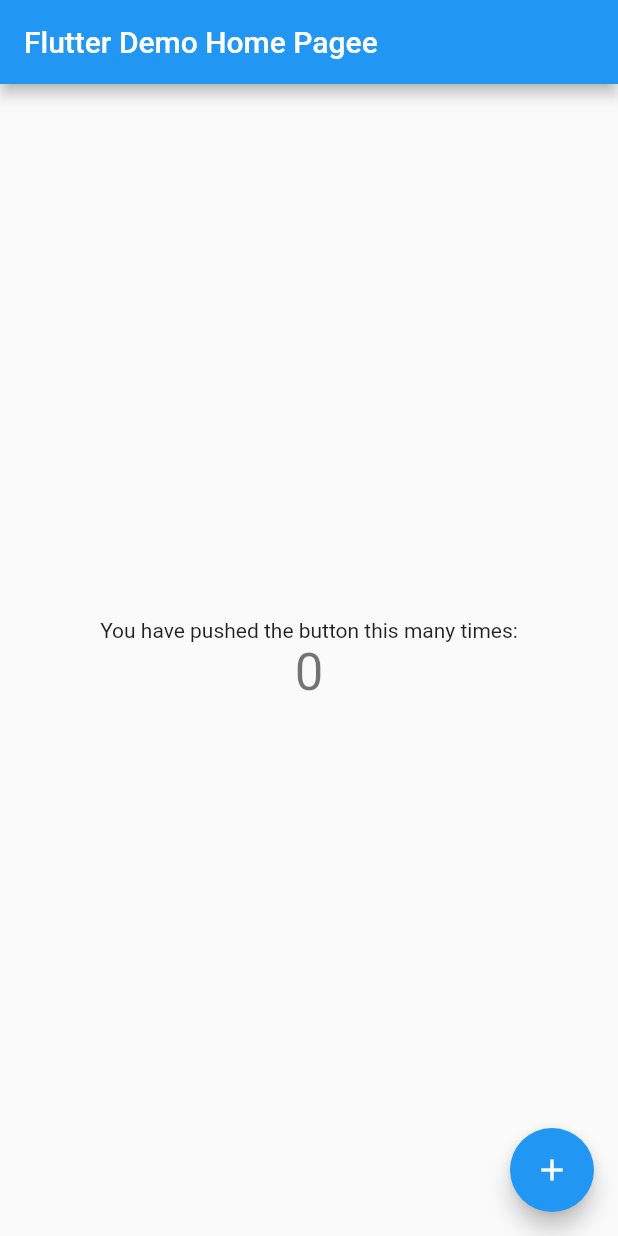
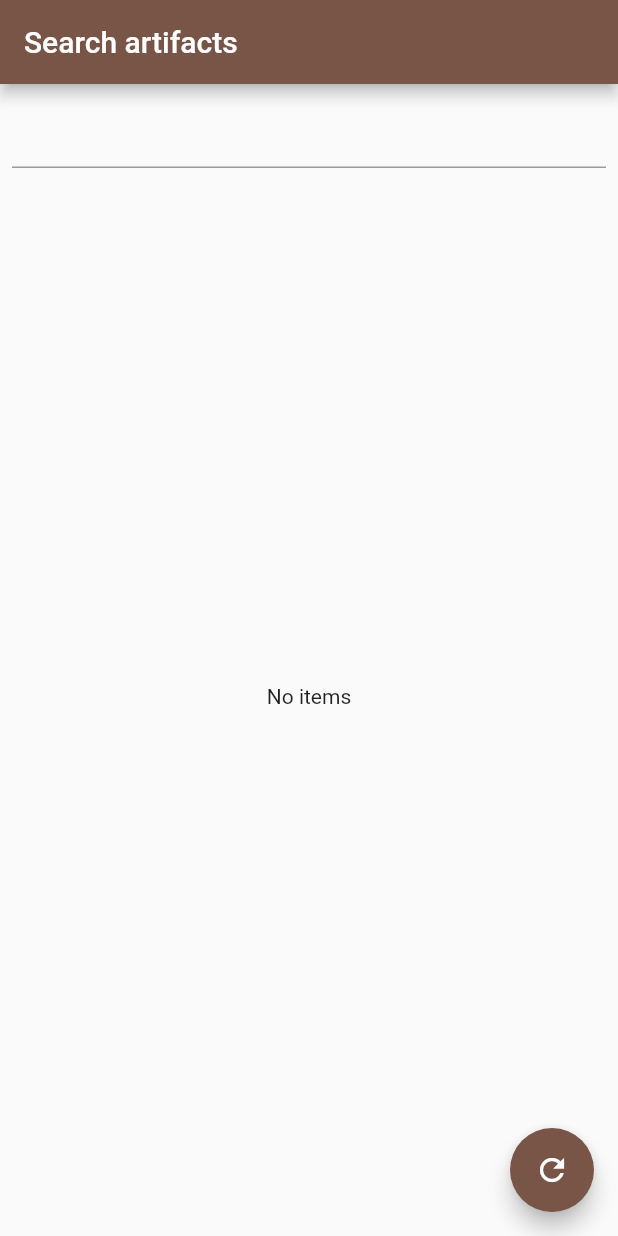
Before and after one commit to audkar/flutter-maven-tracker-app, a Flutter app: the screen it shows after launch, on a phone screen of 412 x 824 dp. Run offline on Flutter 3.47's test engine with Material 2 defaults, Android fonts, the phone set to English and light mode, and no system bars.

Commit message:
Basic http call

```diff
--- /dev/null
+++ b/lib/artifact.dart
@@ -0,0 +1,41 @@
+class Artifact {
+  final String id;
+  final String group;
+  final String artifactName;
+  final String latestVersion;
+  final DateTime timestamp;
+
+  Artifact({
+    this.id,
+    this.group,
+    this.artifactName,
+    this.latestVersion,
+    this.timestamp,
+  });
+
+  factory Artifact.fromJson(Map<String, dynamic> json) {
+    return Artifact(
+      id: json['id'],
+      group: json['g'],
+      artifactName: json['a'],
+      latestVersion: json['latestVersion'],
+      timestamp: DateTime.fromMillisecondsSinceEpoch(json['timestamp']),
+    );
+  }
+}
+
+class ArtifactResponse {
+  final int numFound;
+  final int start;
+  final List<Artifact> artifacts;
+
+  ArtifactResponse({this.numFound, this.start, this.artifacts});
+
+  factory ArtifactResponse.fromJson(Map<String, dynamic> json) {
+    return ArtifactResponse(
+      numFound: json['numFound'],
+      start: json['start'],
+      artifacts: (json['docs'] as List).map((i) => Artifact.fromJson(i)).toList(),
+    );
+  }
+}
--- a/lib/main.dart
+++ b/lib/main.dart
@@ -1,4 +1,8 @@
+import 'package:MavenArtifactsTracker/artifact.dart';
 import 'package:flutter/material.dart';
+import 'package:http/http.dart' as http;
+import 'dart:convert' as json;
+import 'dart:async';
 
 void main() => runApp(MyApp());
 
@@ -8,30 +12,25 @@ class MyApp extends StatelessWidget {
     return MaterialApp(
       title: 'Flutter Demo',
       theme: ThemeData(
-        primarySwatch: Colors.blue,
+        primarySwatch: Colors.brown,
       ),
-      home: MyHomePage(title: 'Flutter Demo Home Pagee'),
+      home: SearchArtifactPage(title: 'Search artifacts'),
     );
   }
 }
 
-class MyHomePage extends StatefulWidget {
-  MyHomePage({Key key, this.title}) : super(key: key);
+class SearchArtifactPage extends StatefulWidget {
+  SearchArtifactPage({Key key, this.title}) : super(key: key);
 
   final String title;
 
   @override
-  _MyHomePageState createState() => _MyHomePageState();
+  _SearchArtifactPageState createState() => _SearchArtifactPageState();
 }
 
-class _MyHomePageState extends State<MyHomePage> {
-  int _counter = 0;
-
-  void _incrementCounter() {
-    setState(() {
-      _counter++;
-    });
-  }
+class _SearchArtifactPageState extends State<SearchArtifactPage> {
+  ArtifactResponse response;
+  String _searchQuery;
 
   @override
   Widget build(BuildContext context) {
@@ -39,25 +38,67 @@ class _MyHomePageState extends State<MyHomePage> {
       appBar: AppBar(
         title: Text(widget.title),
       ),
-      body: Center(
+      body: Padding(
+        padding: const EdgeInsets.all(8.0),
         child: Column(
-          mainAxisAlignment: MainAxisAlignment.center,
           children: <Widget>[
-            Text(
-              'You have pushed the button this many times:',
+            TextField(
+              onChanged: (query) => _onQueryChanged(query),
+              onSubmitted: (query) {
+                _onQueryChanged(query);
+                _refreshItems();
+              },
             ),
-            Text(
-              '$_counter',
-              style: Theme.of(context).textTheme.display1,
-            ),
+            buildList(response)
           ],
         ),
       ),
       floatingActionButton: FloatingActionButton(
-        onPressed: _incrementCounter,
-        tooltip: 'Increment',
-        child: Icon(Icons.add),
+        onPressed: () => _refreshItems(),
+        tooltip: 'Load',
+        child: Icon(Icons.refresh),
       ),
     );
   }
+
+  Widget buildList(ArtifactResponse response) {
+    if (response == null) {
+      return Expanded(
+        child: Center(child: Text('No items')),
+      );
+    } else {
+      return Expanded(
+        child: ListView.builder(
+          itemCount: response.artifacts.length,
+          itemBuilder: (context, index) {
+            return ListTile(title: Text(response.artifacts[index].id));
+          },
+        ),
+      );
+    }
+  }
+
+  void _onQueryChanged(String query) {
+    setState(() {
+      _searchQuery = query;
+    });
+  }
+
+  void _refreshItems() async {
+    ArtifactResponse resp = await fetchArtifacts(_searchQuery);
+    setState(() {
+      response = resp;
+    });
+  }
+
+  Future<ArtifactResponse> fetchArtifacts(String query) async {
+    final response =
+        await http.get("https://search.maven.org/solrsearch/select?q=$query");
+    if (response.statusCode == 200) {
+      return ArtifactResponse.fromJson(
+          json.jsonDecode(response.body)['response']);
+    } else {
+      throw Exception('Failed http artifact request');
+    }
+  }
 }
--- a/pubspec.yaml
+++ b/pubspec.yaml
@@ -1,4 +1,4 @@
-name: flutter_maven_tracker
+name: MavenArtifactsTracker
 description: Simple Flutter app to track Maven dependencies
 
 version: 1.0.0+1
```
Also changed, not shown: 1 other file.
